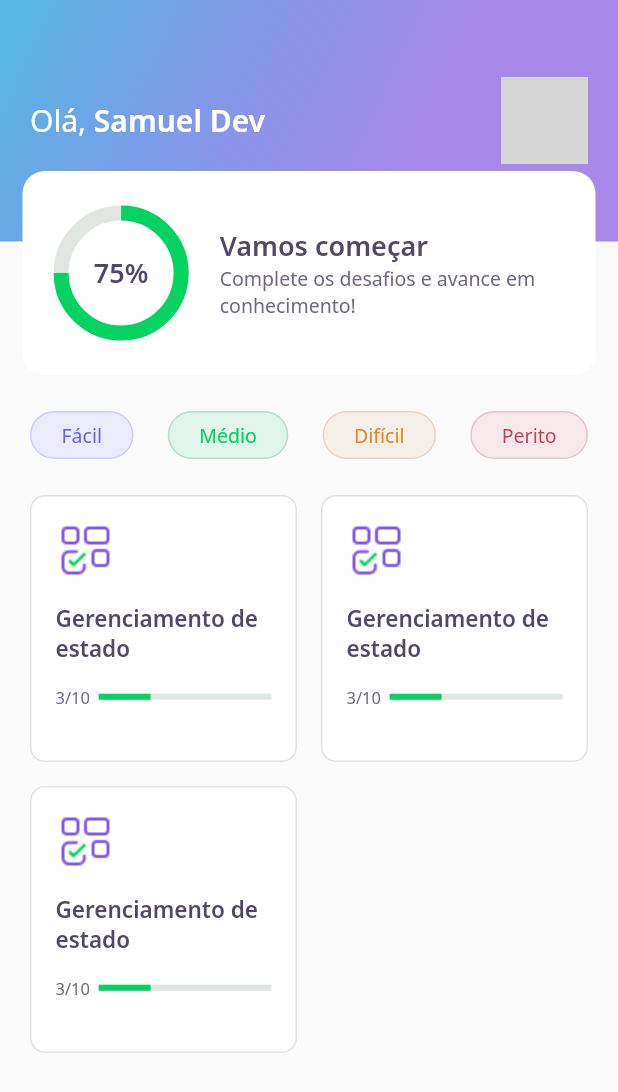
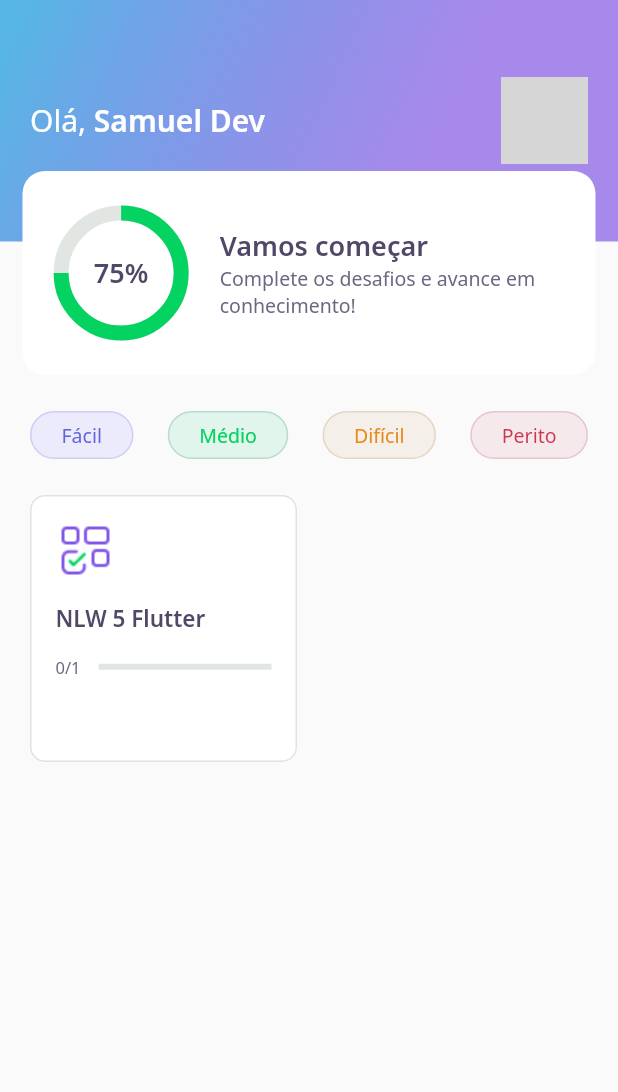
Before and after one commit to samukes/devquiz, a Flutter app: the HomePage screen opened directly, on a phone screen of 412 x 824 dp. Shown: the top 1092 px of the screen. Run offline on Flutter 3.47's test engine with Material 2 defaults, Android fonts, the phone set to English and light mode, and no system bars; our stand-ins replace google_fonts; network calls fail; grey boxes are pictures that could not be loaded.

```diff
--- /dev/null
+++ b/assets/database/quizzes.json
@@ -0,0 +1,28 @@
+[
+    {
+      "title": "NLW 5 Flutter",
+      "imagem": "blocks",
+      "level": "facil",
+      "questionAnswered": 0,
+      "questions": [
+        {
+          "title": "Está curtindo o Flutter?",
+          "answers": [
+            {
+              "title":"Estou curtindo!"
+            },
+            {
+              "title":"Amando Flutter!"
+            },
+            {
+              "title":"Muito Top!"
+            },
+            {
+              "title":"Show de bola!",
+              "isRight": true
+            }
+          ]
+        }
+      ]
+    }
+]
--- /dev/null
+++ b/assets/database/user.json
@@ -0,0 +1,5 @@
+{
+  "name": "Samuel Dev",
+  "score": 75,
+  "photoUrl": "https://avatars.githubusercontent.com/u/15221585?v=4"
+}
--- a/lib/challenge/challenge_page.dart
+++ b/lib/challenge/challenge_page.dart
@@ -1,6 +1,5 @@
 import 'file:///D:/estudo_flutter/mines/devquiz/lib/challenge/widget/question_indicator/question_indicator_widget.dart';
 import 'package:devquiz/challenge/widget/quiz/quiz_widget.dart';
-import 'package:devquiz/home/widgets/quiz_card/quiz_card_widget.dart';
 import 'package:flutter/material.dart';
 
 class ChallengePage extends StatefulWidget {
--- a/lib/core/app_widget.dart
+++ b/lib/core/app_widget.dart
@@ -1,15 +1,13 @@
 import 'package:flutter/material.dart';
 
-import 'package:devquiz/splash/splash_page.dart';
 import 'package:devquiz/home/home_page.dart';
-import 'package:devquiz/challenge/challenge_page.dart';
 
 class AppWidget extends StatelessWidget {
   @override
   Widget build(BuildContext context) {
     return MaterialApp(
       title: "DevQuiz",
-      home: ChallengePage(),
+      home: HomePage(),
     );
   }
 }
--- /dev/null
+++ b/lib/home/home_controller.dart
@@ -0,0 +1,37 @@
+import 'dart:developer';
+
+import 'package:devquiz/core/app_images.dart';
+import 'package:devquiz/home/home_repository.dart';
+import 'package:devquiz/home/home_state.dart';
+import 'package:devquiz/shared/model/answer_model.dart';
+import 'package:devquiz/shared/model/question_model.dart';
+import 'package:devquiz/shared/model/quiz_model.dart';
+import 'package:devquiz/shared/model/user_model.dart';
+import 'package:flutter/foundation.dart';
+
+class HomeController {
+  final stateNotifier = ValueNotifier<HomeState>(HomeState.empty);
+  set state(HomeState state) => stateNotifier.value = state;
+  HomeState get state => stateNotifier.value;
+
+  UserModel? user;
+  List<QuizModel>? quizzes;
+
+  final repository = HomeRepository();
+
+  void getUser() async {
+    this.state = HomeState.loading;
+
+    user = await repository.getUser();
+
+    this.state = HomeState.succes;
+  }
+
+  void getQuizzes() async {
+    this.state = HomeState.loading;
+
+    quizzes = await repository.getQuizzes();
+
+    this.state = HomeState.succes;
+  }
+}
--- a/lib/home/home_page.dart
+++ b/lib/home/home_page.dart
@@ -1,7 +1,11 @@
+import 'package:flutter/material.dart';
+import 'dart:developer';
+
+import 'package:devquiz/core/app_colors.dart';
+import 'package:devquiz/home/home_controller.dart';
+import 'package:devquiz/home/home_state.dart';
 import 'package:devquiz/home/widgets/level_button/level_button_widget.dart';
 import 'package:devquiz/home/widgets/quiz_card/quiz_card_widget.dart';
-import 'package:flutter/material.dart';
-
 import 'package:devquiz/home/widgets/appbar/app_bar_widget.dart';
 
 class HomePage extends StatefulWidget {
@@ -10,26 +14,37 @@ class HomePage extends StatefulWidget {
 }
 
 class _HomePageState extends State<HomePage> {
+  final controller = HomeController();
+
+  @override
+  void initState() {
+    super.initState();
+
+    controller.getUser();
+    controller.getQuizzes();
+
+    controller.stateNotifier.addListener(() {
+      setState(() {});
+    });
+  }
+
   @override
   Widget build(BuildContext context) {
+    if (controller.state == HomeState.succes) {
       return Scaffold(
-      appBar: AppBarWidget(),
+        appBar: AppBarWidget(user: controller.user!),
         body: Padding(
           padding: const EdgeInsets.symmetric(horizontal: 20.0),
-        child: Column(
-          children: [
+          child: Column(children: [
             SizedBox(
               height: 24,
             ),
-            Row(
-              mainAxisAlignment: MainAxisAlignment.spaceBetween,
-                children: [
+            Row(mainAxisAlignment: MainAxisAlignment.spaceBetween, children: [
               LevelButtonWidget(label: "Fácil"),
               LevelButtonWidget(label: "Médio"),
               LevelButtonWidget(label: "Difícil"),
               LevelButtonWidget(label: "Perito"),
-                ]
-            ),
+            ]),
             SizedBox(
               height: 24,
             ),
@@ -38,16 +53,27 @@ class _HomePageState extends State<HomePage> {
                 crossAxisSpacing: 16,
                 mainAxisSpacing: 16,
                 crossAxisCount: 2,
-                children: [
-                  QuizCardWidget(),
-                  QuizCardWidget(),
-                  QuizCardWidget(),
-                ],
+                children: controller.quizzes!
+                    .map((e) => QuizCardWidget(
+                          title: e.title,
+                          completed:
+                              "${e.questionAnswered}/${e.questions.length}",
+                          percent: e.questionAnswered / e.questions.length,
+                        ))
+                    .toList(),
               ),
             )
-          ]
+          ]),
+        ),
+      );
+    } else {
+      return Scaffold(
+        body: Center(
+          child: CircularProgressIndicator(
+            valueColor: AlwaysStoppedAnimation<Color>(AppColors.darkGreen),
           ),
         ),
       );
     }
   }
+}
--- /dev/null
+++ b/lib/home/home_state.dart
@@ -0,0 +1,3 @@
+enum HomeState {
+  empty, succes, loading, error
+}
--- a/lib/home/widgets/appbar/app_bar_widget.dart
+++ b/lib/home/widgets/appbar/app_bar_widget.dart
@@ -1,3 +1,4 @@
+import 'package:devquiz/shared/model/user_model.dart';
 import 'package:flutter/material.dart';
 import 'dart:ui';
 
@@ -6,7 +7,9 @@ import 'package:devquiz/core/app_text_styles.dart';
 import 'package:devquiz/home/widgets/scorecard/score_card_widget.dart';
 
 class AppBarWidget extends PreferredSize {
-  AppBarWidget() :
+  final UserModel user;
+
+  AppBarWidget({required this.user}) :
         super(
           preferredSize: Size.fromHeight(250),
           child: Container(
@@ -28,7 +31,7 @@ class AppBarWidget extends PreferredSize {
                             style: AppTextStyles.title,
                             children: [
                               TextSpan(
-                                text: "Samuel Dev",
+                                text: user.name,
                                 style: AppTextStyles.titleBold
                               )
                             ]
@@ -39,7 +42,7 @@ class AppBarWidget extends PreferredSize {
                         height: 58,
                         decoration: BoxDecoration(
                           borderRadius: BorderRadius.circular(10.0),
-                          image: DecorationImage(image: NetworkImage("https://avatars.githubusercontent.com/u/15221585?v=4"))
+                          image: DecorationImage(image: NetworkImage(user.photoUrl))
                         ),
                       )
                     ],
--- a/lib/home/widgets/quiz_card/quiz_card_widget.dart
+++ b/lib/home/widgets/quiz_card/quiz_card_widget.dart
@@ -6,6 +6,12 @@ import 'package:devquiz/core/app_images.dart';
 import 'package:devquiz/core/app_text_styles.dart';
 
 class QuizCardWidget extends StatelessWidget {
+  final String title;
+  final String completed;
+  final double percent;
+
+  const QuizCardWidget({Key? key, required this.title, required this.completed, required this.percent}) : super(key: key);
+
   @override
   Widget build(BuildContext context) {
     return Container(
@@ -27,7 +33,7 @@ class QuizCardWidget extends StatelessWidget {
             height: 15,
           ),
           Text(
-            "Gerenciamento de estado",
+            this.title,
             style: AppTextStyles.heading15,
           ),
           SizedBox(
@@ -38,13 +44,13 @@ class QuizCardWidget extends StatelessWidget {
               Expanded(
                 flex: 1,
                 child: Text(
-                  "3/10",
+                  this.completed,
                   style: AppTextStyles.body11,
                 ),
               ),
               Expanded(
                 flex: 4,
-                child: ProgressIndicatorWidget(value: 0.3,)
+                child: ProgressIndicatorWidget(value: this.percent,)
               )
             ],
           )
--- /dev/null
+++ b/lib/shared/model/quiz_model.dart
@@ -0,0 +1,72 @@
+import 'dart:convert';
+
+import 'package:devquiz/shared/model/question_model.dart';
+
+enum Level {
+  facil,
+  normal,
+  dificil,
+  perito
+}
+
+extension LevelStringExt on String {
+  Level get levelParse => {
+    "facil": Level.facil,
+    "normal": Level.normal,
+    "dificil": Level.dificil,
+    "perito": Level.perito,
+  }[this]!;
+}
+
+extension LevelExt on Level {
+  String get parse => {
+    Level.facil : "facil",
+    Level.normal : "normal",
+    Level.dificil : "dificil",
+    Level.perito : "perito",
+  }[this]!;
+}
+
+class QuizModel {
+  final String title;
+  final List<QuestionModel> questions;
+  final int questionAnswered;
+  final String imagem;
+  final Level level;
+
+  QuizModel({
+    required this.title,
+    required this.questions,
+    this.questionAnswered = 0,
+    required this.imagem,
+    required this.level
+  });
+
+  factory QuizModel.fromMap(Map<String, dynamic> map) {
+    return new QuizModel(
+      title: map['title'] as String,
+      questions: List<QuestionModel>.from(
+        map['questions']?.map((x) => QuestionModel.fromMap(x))
+      ),
+      questionAnswered: map['questionAnswered'] as int,
+      imagem: map['imagem'] as String,
+      level: map['level'].toString().levelParse,
+    );
+  }
+
+  Map<String, dynamic> toMap() {
+    // ignore: unnecessary_cast
+    return {
+      'title': this.title,
+      'questions': this.questions.map((x) => x.toMap()).toList(),
+      'questionAnswered': this.questionAnswered,
+      'imagem': this.imagem,
+      'level': this.level.parse,
+    } as Map<String, dynamic>;
+  }
+
+  factory QuizModel.fromJson(String source) =>
+      QuizModel.fromMap(json.decode(source));
+
+  String toJson() => json.encode(toMap());
+}
--- /dev/null
+++ b/lib/shared/model/user_model.dart
@@ -0,0 +1,31 @@
+import 'dart:convert';
+
+class UserModel {
+  final String name;
+  final String photoUrl;
+  final int score;
+
+  UserModel({required this.name, required this.photoUrl, this.score = 0});
+
+  factory UserModel.fromJson(String source) =>
+      UserModel.fromMap(json.decode(source));
+
+  String toJson() => json.encode(toMap());
+
+  factory UserModel.fromMap(Map<String, dynamic> map) {
+    return new UserModel(
+      name: map['name'] as String,
+      photoUrl: map['photoUrl'] as String,
+      score: map['score'] as int,
+    );
+  }
+
+  Map<String, dynamic> toMap() {
+    // ignore: unnecessary_cast
+    return {
+      'name': this.name,
+      'photoUrl': this.photoUrl,
+      'score': this.score,
+    } as Map<String, dynamic>;
+  }
+}
--- a/pubspec.yaml
+++ b/pubspec.yaml
@@ -18,5 +18,6 @@ dev_dependencies:
 flutter:
   assets:
     - assets/images/
+    - assets/database/
 
   uses-material-design: true
```
Also changed, not shown: lib/home/home_repository.dart (added, +22 -0 lines), lib/shared/model/answer_model.dart (added, +28 -0 lines), lib/shared/model/question_model.dart (added, +33 -0 lines). Lines whose indentation alone changed are shown as unchanged.
